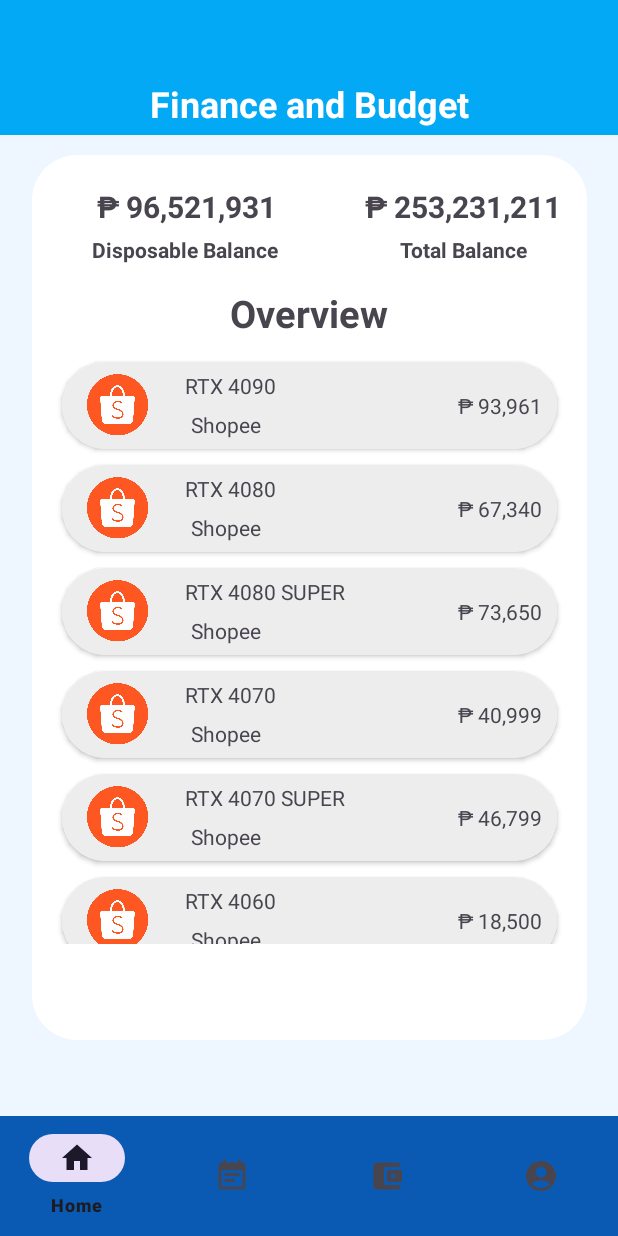
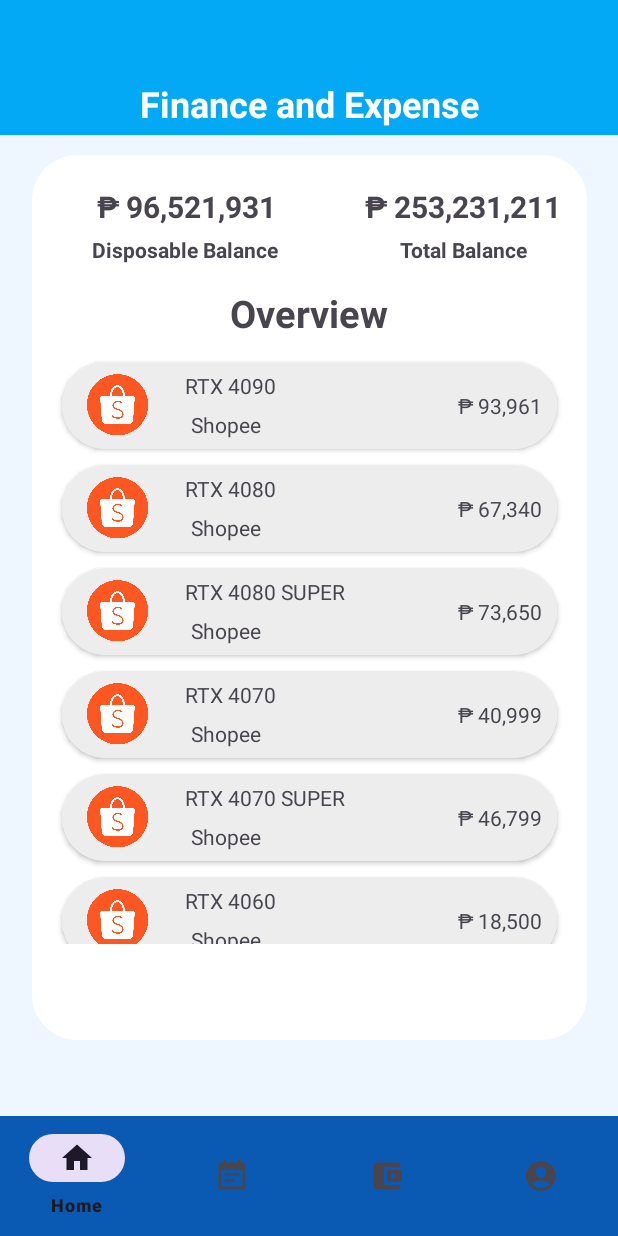
Before and after one commit to Dark-Mask/FiNext, an Android app: the fragment FinanceFragment placed in its activity, on a phone screen of 412 x 824 dp. Run offline under Robolectric (Android 15) with nearby library versions, the phone set to English and light mode, and no system bars.

Commit message:
design changes

```diff
--- a/app/src/main/res/values/strings.xml
+++ b/app/src/main/res/values/strings.xml
@@ -26,7 +26,7 @@
     <string name="profile_share">Share This App</string>
 
     <!-- FINANCE AND BUDGET STRING DEFINITIONS -->
-    <string name="budget_header">Finance and Budget</string>
+    <string name="budget_header">Finance and Expense</string>
 
     <string-array name="items">
         <item>RTX 4090</item>
```
